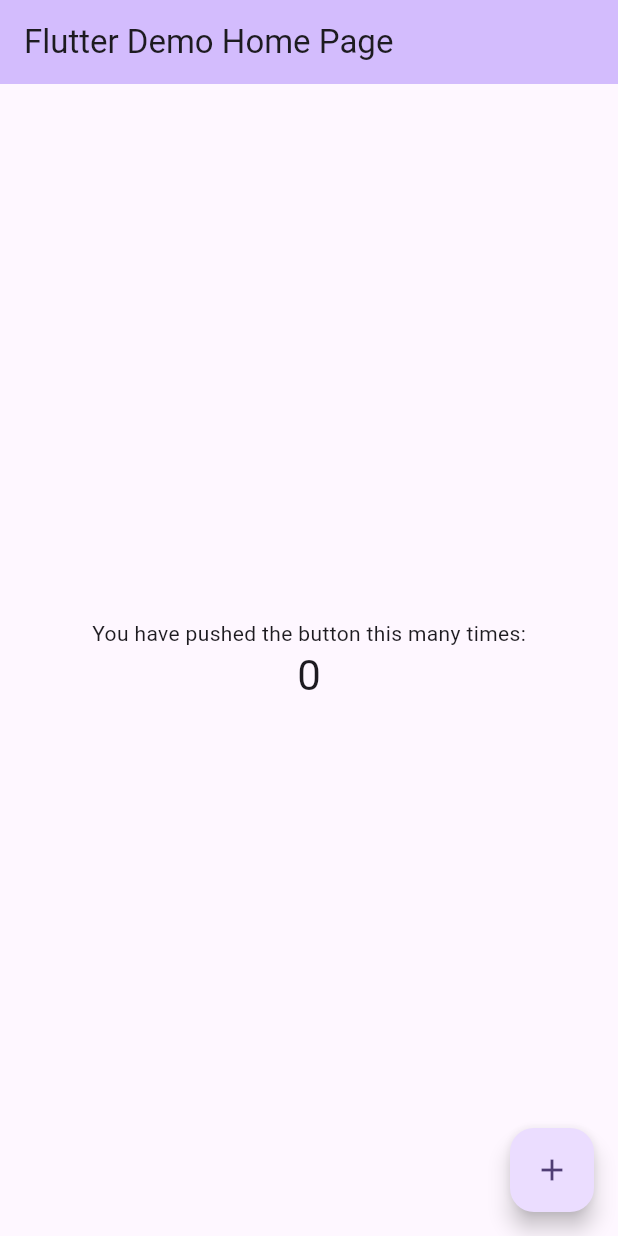
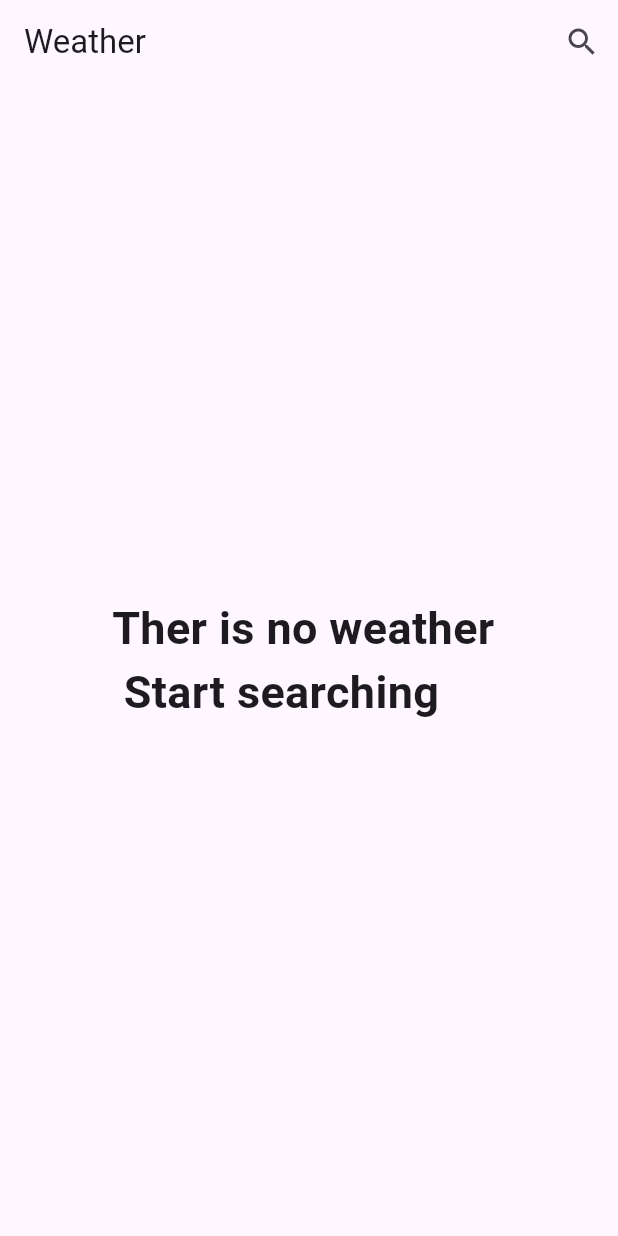
Before and after one commit to KhaledBahjat/weather_app, a Flutter app: the screen it shows after launch, on a phone screen of 412 x 824 dp. Run offline on Flutter 3.47's test engine with Material 3 defaults, Android fonts, the phone set to English and light mode, and no system bars.

```diff
--- a/lib/main.dart
+++ b/lib/main.dart
@@ -1,122 +1,15 @@
 import 'package:flutter/material.dart';
+import 'package:weather_app/screens/no_weather_screen.dart';
 
 void main() {
-  runApp(const MyApp());
+  runApp(WeatherApp());
 }
 
-class MyApp extends StatelessWidget {
-  const MyApp({super.key});
-
-  // This widget is the root of your application.
-  @override
-  Widget build(BuildContext context) {
-    return MaterialApp(
-      title: 'Flutter Demo',
-      theme: ThemeData(
-        // This is the theme of your application.
-        //
-        // TRY THIS: Try running your application with "flutter run". You'll see
-        // the application has a purple toolbar. Then, without quitting the app,
-        // try changing the seedColor in the colorScheme below to Colors.green
-        // and then invoke "hot reload" (save your changes or press the "hot
-        // reload" button in a Flutter-supported IDE, or press "r" if you used
-        // the command line to start the app).
-        //
-        // Notice that the counter didn't reset back to zero; the application
-        // state is not lost during the reload. To reset the state, use hot
-        // restart instead.
-        //
-        // This works for code too, not just values: Most code changes can be
-        // tested with just a hot reload.
-        colorScheme: ColorScheme.fromSeed(seedColor: Colors.deepPurple),
-      ),
-      home: const MyHomePage(title: 'Flutter Demo Home Page'),
-    );
-  }
-}
-
-class MyHomePage extends StatefulWidget {
-  const MyHomePage({super.key, required this.title});
-
-  // This widget is the home page of your application. It is stateful, meaning
-  // that it has a State object (defined below) that contains fields that affect
-  // how it looks.
-
-  // This class is the configuration for the state. It holds the values (in this
-  // case the title) provided by the parent (in this case the App widget) and
-  // used by the build method of the State. Fields in a Widget subclass are
-  // always marked "final".
-
-  final String title;
-
-  @override
-  State<MyHomePage> createState() => _MyHomePageState();
-}
-
-class _MyHomePageState extends State<MyHomePage> {
-  int _counter = 0;
-
-  void _incrementCounter() {
-    setState(() {
-      // This call to setState tells the Flutter framework that something has
-      // changed in this State, which causes it to rerun the build method below
-      // so that the display can reflect the updated values. If we changed
-      // _counter without calling setState(), then the build method would not be
-      // called again, and so nothing would appear to happen.
-      _counter++;
-    });
-  }
+class WeatherApp extends StatelessWidget {
+  const WeatherApp({super.key});
 
   @override
   Widget build(BuildContext context) {
-    // This method is rerun every time setState is called, for instance as done
-    // by the _incrementCounter method above.
-    //
-    // The Flutter framework has been optimized to make rerunning build methods
-    // fast, so that you can just rebuild anything that needs updating rather
-    // than having to individually change instances of widgets.
-    return Scaffold(
-      appBar: AppBar(
-        // TRY THIS: Try changing the color here to a specific color (to
-        // Colors.amber, perhaps?) and trigger a hot reload to see the AppBar
-        // change color while the other colors stay the same.
-        backgroundColor: Theme.of(context).colorScheme.inversePrimary,
-        // Here we take the value from the MyHomePage object that was created by
-        // the App.build method, and use it to set our appbar title.
-        title: Text(widget.title),
-      ),
-      body: Center(
-        // Center is a layout widget. It takes a single child and positions it
-        // in the middle of the parent.
-        child: Column(
-          // Column is also a layout widget. It takes a list of children and
-          // arranges them vertically. By default, it sizes itself to fit its
-          // children horizontally, and tries to be as tall as its parent.
-          //
-          // Column has various properties to control how it sizes itself and
-          // how it positions its children. Here we use mainAxisAlignment to
-          // center the children vertically; the main axis here is the vertical
-          // axis because Columns are vertical (the cross axis would be
-          // horizontal).
-          //
-          // TRY THIS: Invoke "debug painting" (choose the "Toggle Debug Paint"
-          // action in the IDE, or press "p" in the console), to see the
-          // wireframe for each widget.
-          mainAxisAlignment: MainAxisAlignment.center,
-          children: <Widget>[
-            const Text('You have pushed the button this many times:'),
-            Text(
-              '$_counter',
-              style: Theme.of(context).textTheme.headlineMedium,
-            ),
-          ],
-        ),
-      ),
-      floatingActionButton: FloatingActionButton(
-        onPressed: _incrementCounter,
-        tooltip: 'Increment',
-        child: const Icon(Icons.add),
-      ), // This trailing comma makes auto-formatting nicer for build methods.
-    );
+    return MaterialApp(home: NoWeatherScreen());
   }
 }
--- /dev/null
+++ b/lib/screens/no_weather_screen.dart
@@ -0,0 +1,31 @@
+import 'package:flutter/material.dart';
+import 'package:weather_app/screens/search_screen.dart';
+
+class NoWeatherScreen extends StatelessWidget {
+  const NoWeatherScreen({super.key});
+
+  @override
+  Widget build(BuildContext context) {
+    return Scaffold(
+      appBar: AppBar(
+        title: Text('Weather'),
+        actions: [
+          IconButton(
+            onPressed: () => Navigator.of(context).push(
+              MaterialPageRoute(
+                builder: (context) => SearchScreen(),
+              ),
+            ),
+            icon: Icon(Icons.search),
+          ),
+        ],
+      ),
+      body: Center(
+        child: Text(
+          'Ther is no weather \n Start searching',
+          style: TextStyle(fontSize: 30, fontWeight: FontWeight.bold),
+        ),
+      ),
+    );
+  }
+}
```
Also changed, not shown: lib/screens/search_screen.dart (added, +16 -0 lines), lib/views/search_view.dart (added, +26 -0 lines).
